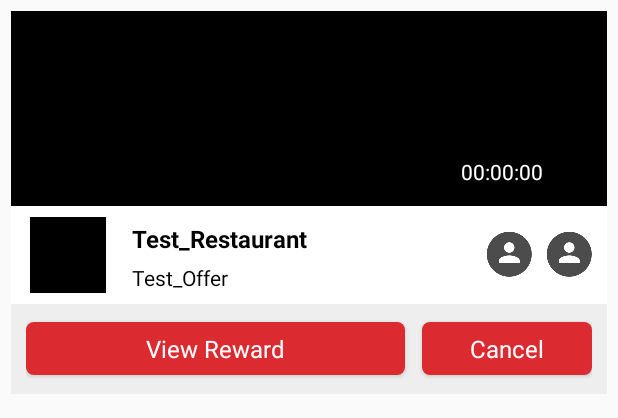
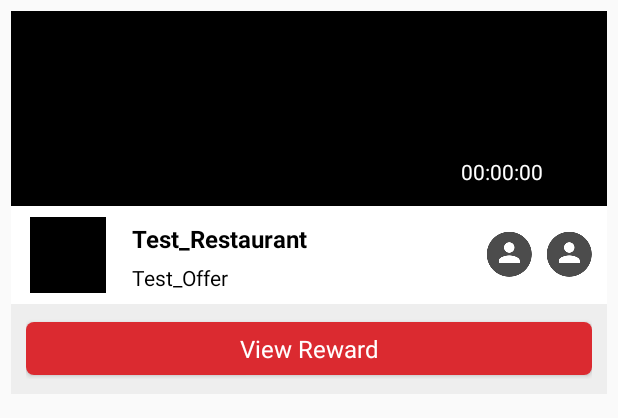
Before and after one commit to JusSn/grubquest_android, an Android app: the layout layout_coupon.xml on its own in the app's theme, with its tools: preview values and no code run, on a phone screen of 412 x 824 dp. Shown: the top 418 px of the screen. Run offline under Robolectric (Android 15) with nearby library versions, the phone set to English and light mode, and no system bars.

Commit message:
Removed cancel button from Loot, commented out quest functionality for now. Need to rework to work on live with an actual user

```diff
--- a/app/src/main/java/com/grubquest/grubquest_android/Adapters/CouponViewHolder.java
+++ b/app/src/main/java/com/grubquest/grubquest_android/Adapters/CouponViewHolder.java
@@ -17,7 +17,7 @@ import java.util.Map;
 import java.util.concurrent.TimeUnit;
 
 public class CouponViewHolder extends RecyclerView.ViewHolder {
-    public final Button cancelButton, redeemButton;
+    public final Button redeemButton;
 //    public final ImageView companyImage, companyIcon, icon1Image, icon2Image;
     public Map<String, ImageView> imageViewMap;
     public final LinearLayout offerTextLayout;
@@ -47,7 +47,7 @@ public class CouponViewHolder extends RecyclerView.ViewHolder {
 //        offerInfo = (TextView) dataView.findViewById(R.id.coupon_info_text);
 //        offerSmallText = (TextView) dataView.findViewById(R.id.offer_textview);
 
-        cancelButton = (Button) dataView.findViewById(R.id.cancel_button);
+//        cancelButton = (Button) dataView.findViewById(R.id.cancel_button);
         redeemButton = (Button) dataView.findViewById(R.id.view_reward_button);
         offerTextLayout = (LinearLayout) dataView.findViewById(R.id.offertext_layout);
 
--- a/app/src/main/java/com/grubquest/grubquest_android/Data/GQConstants.java
+++ b/app/src/main/java/com/grubquest/grubquest_android/Data/GQConstants.java
@@ -7,6 +7,7 @@ import android.graphics.ColorMatrixColorFilter;
  * Created by Derek on 1/30/2016.
  */
 public class GQConstants {
+    //TODO: Switch to reading from LIVE; need to get login info for an account to test on that actually accepts/completes quests, in order to test set of coupons/quests available to a unique user
     public static final String DATABASE = "https://grubquest.firebaseio.com";
 //    public static final String DATABASE = "https://grubquest-live.firebaseio.com/";
     static float[] colorMatrix_Negative = {
--- a/app/src/main/res/layout/layout_coupon.xml
+++ b/app/src/main/res/layout/layout_coupon.xml
@@ -80,7 +80,7 @@
                 android:layout_alignParentTop="false"
                 android:layout_marginTop="5dp"
                 android:clickable="false"
-                android:allowUndo="true" />
+                 />
             <TextView
                 android:layout_width="wrap_content"
                 android:layout_height="wrap_content"
@@ -157,23 +157,23 @@
             android:text="@string/view_reward"
             android:layout_width="0dp"
             android:layout_height="35dp"
-            android:layout_weight="0.67"
+            android:layout_weight="1"
             android:background="@drawable/red_round_pressable"/>
 
-        <View
-            android:layout_width="0dp"
-            android:layout_height="match_parent"
-            android:layout_weight="0.03" />
-        <Button
-            android:textSize="16sp"
-            android:textColor="#FFFFFF"
-            android:text="@string/cancel"
-            android:id="@+id/cancel_button"
-            android:layout_width="0dp"
-            android:layout_height="35dp"
-            android:layout_weight="0.3"
-            android:background="@drawable/red_round_pressable"
-            android:theme="@style/AppTheme" />
+        <!--<View-->
+            <!--android:layout_width="0dp"-->
+            <!--android:layout_height="match_parent"-->
+            <!--android:layout_weight="0.03" />-->
+        <!--<Button-->
+            <!--android:textSize="16sp"-->
+            <!--android:textColor="#FFFFFF"-->
+            <!--android:text="@string/cancel"-->
+            <!--android:id="@+id/cancel_button"-->
+            <!--android:layout_width="0dp"-->
+            <!--android:layout_height="35dp"-->
+            <!--android:layout_weight="0.3"-->
+            <!--android:background="@drawable/red_round_pressable"-->
+            <!--android:theme="@style/AppTheme" />-->
 
     </LinearLayout>
 </LinearLayout>
```
Also changed, not shown: app/src/main/java/com/grubquest/grubquest_android/LootFragment.java (+43 -43 lines), app/src/main/java/com/grubquest/grubquest_android/QuestsFragment.java (+30 -30 lines).
